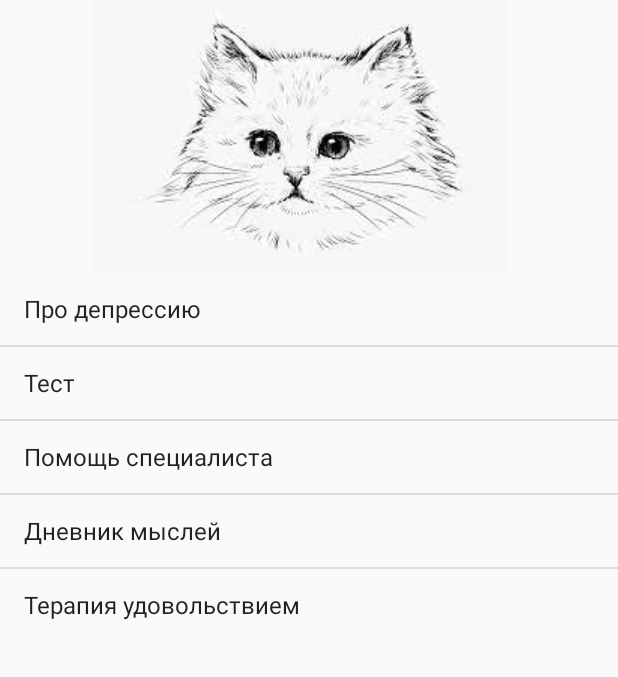
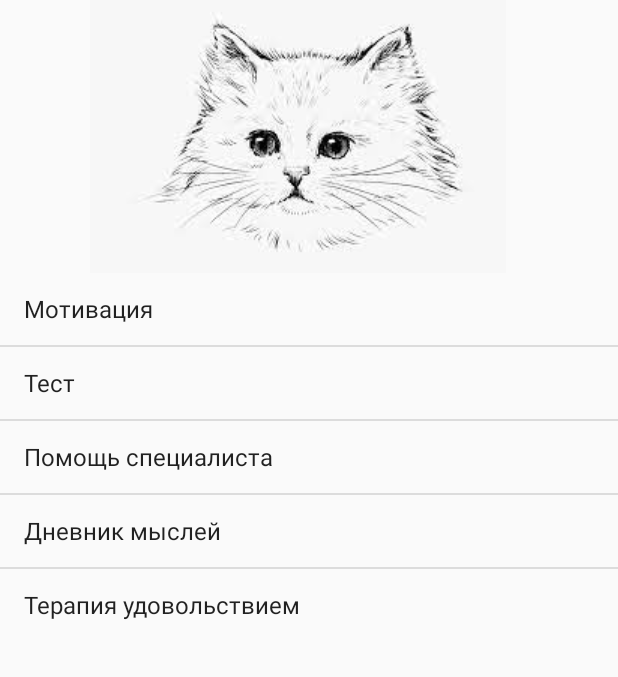
Before and after one commit to newpdv/antidepression, an Android app: the screen it shows after launch (MainActivity), after a tap on "Помощь специалиста", on a phone screen of 412 x 824 dp, the part 65-742 px from its top. Run offline under Robolectric (Android 15) with nearby library versions, the phone set to English and light mode, and no system bars.

Commit message:
Changed title

```diff
--- a/app/src/main/java/com/example/antidepression/MainActivity.java
+++ b/app/src/main/java/com/example/antidepression/MainActivity.java
@@ -16,7 +16,7 @@ public class MainActivity extends ListActivity {
     public static final String IS_DARK_THEME = "isDarkTheme";
     private SharedPreferences settings;
 
-    String[] activities = {"Про депрессию", "Тест", "Помощь специалиста", "Дневник мыслей", "Терапия удовольствием"};
+    String[] activities = {"Мотивация", "Тест", "Помощь специалиста", "Дневник мыслей", "Терапия удовольствием"};
 
     @Override
     protected void onCreate(Bundle savedInstanceState) {
@@ -36,7 +36,7 @@ public class MainActivity extends ListActivity {
             String selectedItem = parent.getItemAtPosition(position).toString();
             Intent intent;
             switch (selectedItem) {
-                case "Про депрессию":
+                case "Мотивация":
                     intent = new Intent(getApplicationContext(), AboutDepressionActivity.class);
                     break;
                 case "Тест":
```
